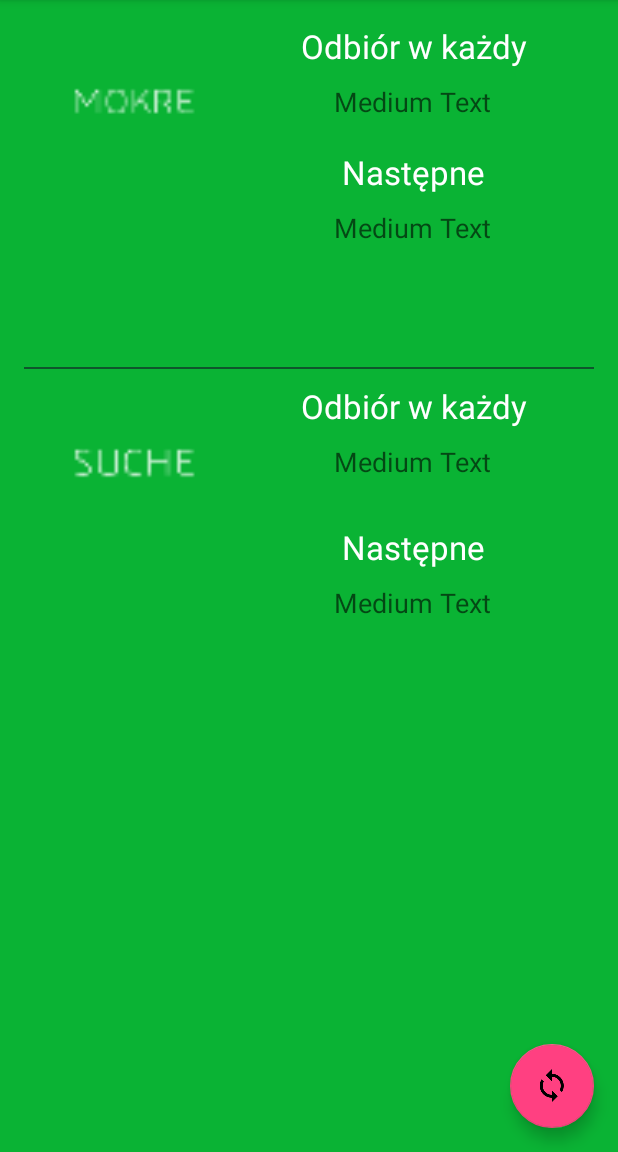
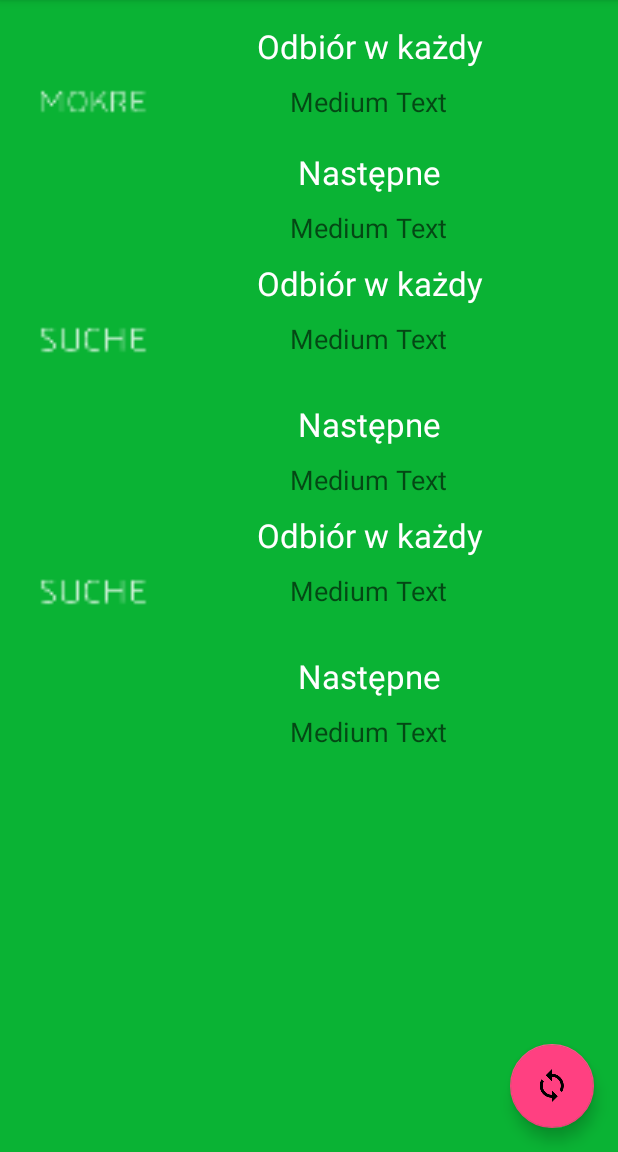
Before and after one commit to DamianNowakk/pamietaj-wyrzuc.to, an Android app: the screen it shows after launch (MainActivity), on a phone screen of 412 x 824 dp, the part 84-1236 px from its top. Run offline under Robolectric (Android 15) with nearby library versions, the phone set to English and light mode, and no system bars.

Commit message:
Zmiana głównego widoku

```diff
--- a/app/src/main/res/layout/content_main.xml
+++ b/app/src/main/res/layout/content_main.xml
@@ -1,5 +1,6 @@
 <?xml version="1.0" encoding="utf-8"?>
-<LinearLayout xmlns:android="http://schemas.android.com/apk/res/android"
+
+<TableLayout xmlns:android="http://schemas.android.com/apk/res/android"
     xmlns:app="http://schemas.android.com/apk/res-auto"
     xmlns:tools="http://schemas.android.com/tools"
     android:layout_width="match_parent"
@@ -15,10 +16,19 @@
     android:weightSum="1"
     android:orientation="vertical">
 
-    <LinearLayout
+    <ScrollView
+        android:layout_width="wrap_content"
+        android:layout_height="fill_parent"
+        android:id="@+id/scrollView" >
+
+        <TableLayout
+            android:layout_width="match_parent"
+            android:layout_height="fill_parent">
+
+            <TableRow
             android:orientation="horizontal"
             android:layout_width="match_parent"
-        android:layout_height="wrap_content"
+            android:layout_height="match_parent"
             android:layout_weight="0.24"
             android:weightSum="1">
 
@@ -34,8 +44,8 @@
 
             <LinearLayout
                 android:orientation="vertical"
-            android:layout_width="wrap_content"
-            android:layout_height="match_parent"
+                android:layout_width="fill_parent"
+                android:layout_height="wrap_content"
                 android:layout_gravity="center_vertical"
                 android:layout_weight="0.70">
 
@@ -77,19 +87,16 @@
                     android:layout_marginTop="10dp" />
 
             </LinearLayout>
-    </LinearLayout>
-    <View
-        android:layout_width="fill_parent"
-        android:layout_height="1dip"
-        android:background="#0f552c"
-        android:layout_marginBottom="10dp" />
-    <LinearLayout
+        </TableRow>
+
+            <TableRow
             android:orientation="horizontal"
             android:layout_width="match_parent"
             android:layout_height="wrap_content"
             android:layout_gravity="center_horizontal"
             android:layout_weight="0.24"
-        android:weightSum="1">
+            android:weightSum="1"
+            android:layout_marginTop="10dp">
 
             <ImageView
                 android:layout_width="wrap_content"
@@ -107,7 +114,7 @@
             <LinearLayout
                 android:orientation="vertical"
                 android:layout_width="wrap_content"
-            android:layout_height="match_parent"
+                android:layout_height="wrap_content"
                 android:layout_gravity="center_vertical"
                 android:layout_weight="0.70" >
 
@@ -148,9 +155,77 @@
                     android:layout_gravity="center_horizontal"
                     android:layout_marginTop="10dp" />
             </LinearLayout>
+        </TableRow>
+
+            <TableRow
+                android:orientation="horizontal"
+                android:layout_width="match_parent"
+                android:layout_height="wrap_content"
+                android:layout_gravity="center_horizontal"
+                android:layout_weight="0.24"
+                android:weightSum="1"
+                android:layout_marginTop="10dp" >
+
+                <ImageView
+                    android:layout_width="wrap_content"
+                    android:layout_height="105dp"
+                    android:id="@+id/imageView3"
+                    android:src="@drawable/ic_suche_text"
+                    android:layout_weight="0.25"
+                    android:longClickable="false"
+                    android:cropToPadding="false"
+                    android:contextClickable="false"
+                    android:baselineAlignBottom="false"
+                    android:adjustViewBounds="true"
+                    android:clickable="true" />
+
+                <LinearLayout
+                    android:orientation="vertical"
+                    android:layout_width="wrap_content"
+                    android:layout_height="wrap_content"
+                    android:layout_gravity="center_vertical"
+                    android:layout_weight="0.70" >
+
+                    <TextView
+                        android:layout_width="match_parent"
+                        android:layout_height="wrap_content"
+                        android:textAppearance="?android:attr/textAppearanceLarge"
+                        android:text="Odbiór w każdy"
+                        android:id="@+id/textView"
+                        android:textAlignment="center"
+                        android:textColor="#ffffff" />
+
+                    <TextView
+                        android:layout_width="wrap_content"
+                        android:layout_height="wrap_content"
+                        android:textAppearance="?android:attr/textAppearanceMedium"
+                        android:text="Medium Text"
+                        android:id="@+id/textView2"
+                        android:layout_gravity="center_horizontal"
+                        android:layout_marginTop="10dp" />
+
+                    <TextView
+                        android:layout_width="match_parent"
+                        android:layout_height="wrap_content"
+                        android:textAppearance="?android:attr/textAppearanceLarge"
+                        android:text="Następne"
+                        android:id="@+id/textView3"
+                        android:textAlignment="center"
+                        android:textColor="#ffffff"
+                        android:layout_marginTop="30dp" />
+
+                    <TextView
+                        android:layout_width="wrap_content"
+                        android:layout_height="wrap_content"
+                        android:textAppearance="?android:attr/textAppearanceMedium"
+                        android:text="Medium Text"
+                        android:id="@+id/textView4"
+                        android:layout_gravity="center_horizontal"
+                        android:layout_marginTop="10dp" />
                 </LinearLayout>
+            </TableRow>
+        </TableLayout>
+    </ScrollView>
 
 
-
-
-</LinearLayout>
+</TableLayout>
```
Lines whose indentation alone changed are shown as unchanged.
